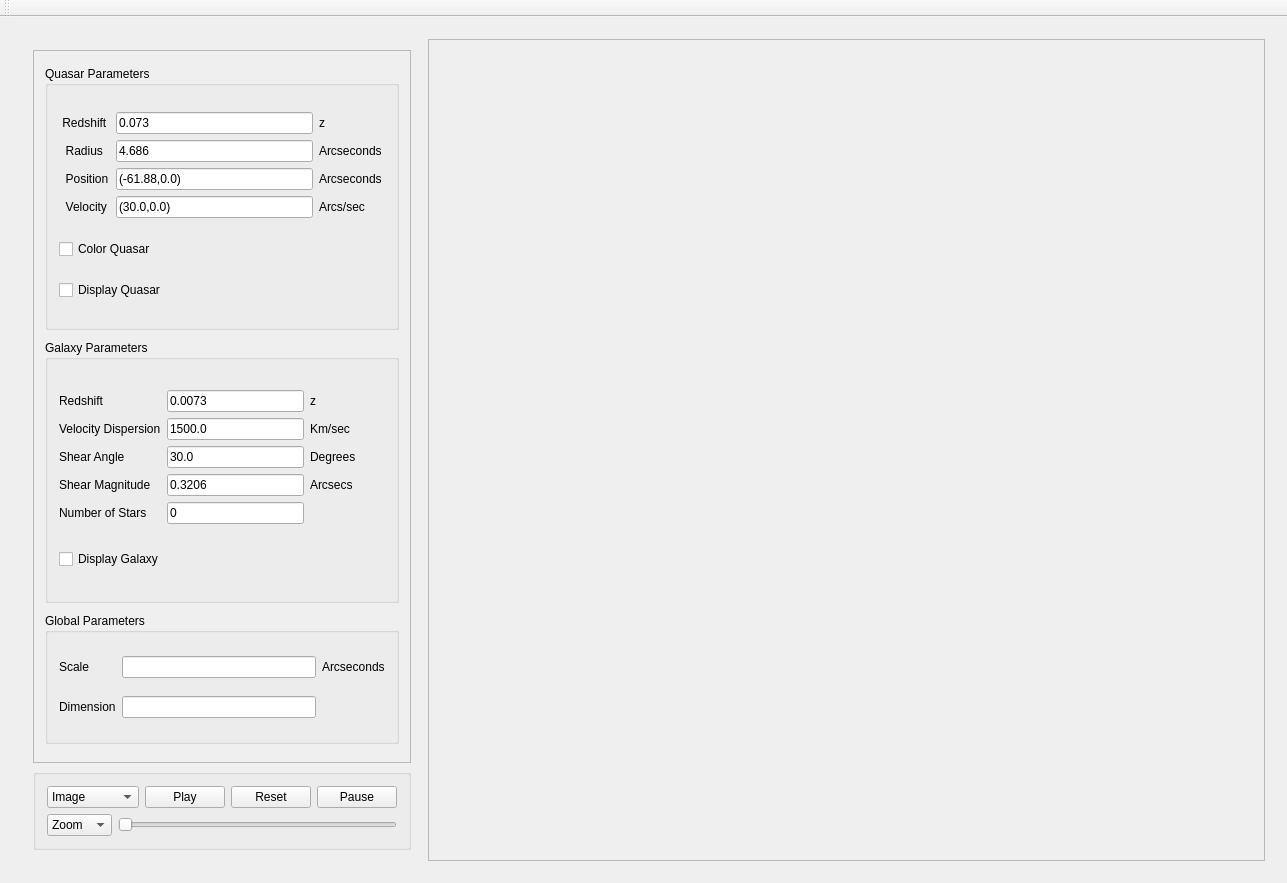
Old version of the form GUI/gui.ui in the repository JordanKoeller/MirageOld.
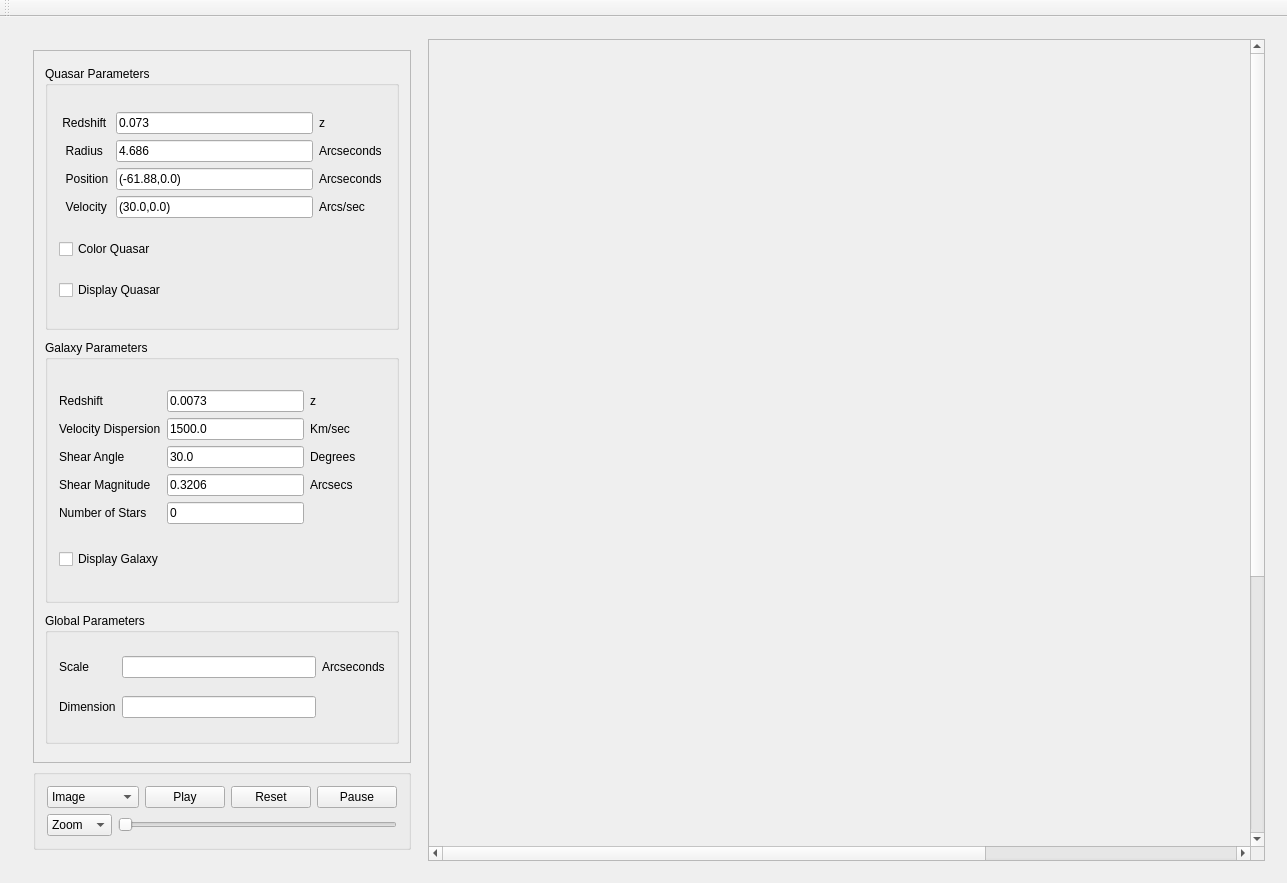
New version of the form.

```diff
--- a/GUI/gui.ui
+++ b/GUI/gui.ui
@@ -518,6 +518,12 @@
         </item>
         <item>
          <widget class="QScrollArea" name="scrollArea_3">
+          <property name="minimumSize">
+           <size>
+            <width>0</width>
+            <height>0</height>
+           </size>
+          </property>
           <property name="maximumSize">
            <size>
             <width>1200</width>
@@ -535,14 +541,14 @@
             <rect>
              <x>0</x>
              <y>0</y>
-             <width>821</width>
-             <height>800</height>
+             <width>1200</width>
+             <height>1200</height>
             </rect>
            </property>
            <property name="minimumSize">
             <size>
-             <width>800</width>
-             <height>800</height>
+             <width>1200</width>
+             <height>1200</height>
             </size>
            </property>
            <property name="maximumSize">
@@ -556,14 +562,14 @@
              <rect>
               <x>0</x>
               <y>0</y>
-              <width>800</width>
-              <height>800</height>
+              <width>1200</width>
+              <height>1200</height>
              </rect>
             </property>
             <property name="minimumSize">
              <size>
-              <width>800</width>
-              <height>800</height>
+              <width>1200</width>
+              <height>1200</height>
              </size>
             </property>
             <property name="text">
```
